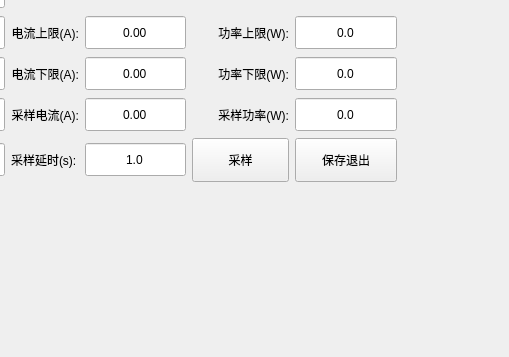
This is PageLck.ui in bloglink/aip-tester as Qt 5 draws it before an edit; both pictures show x 291 to 800 and y 243 to 600 of the 800 by 600 pixel window. The edited form follows.
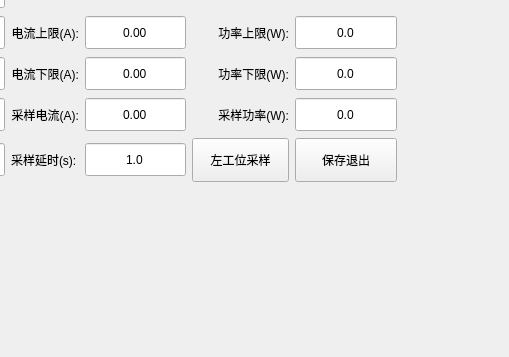
This is the edited form.

Commit message: 修复:(局部)堵转采样禁止退出

The edit to the form file:
```diff
--- a/PageLck.ui
+++ b/PageLck.ui
@@ -660,7 +660,7 @@
       </size>
      </property>
      <property name="text">
-      <string>采样</string>
+      <string>左工位采样</string>
      </property>
     </widget>
    </item>
```
The commit also changes 1 other file.
